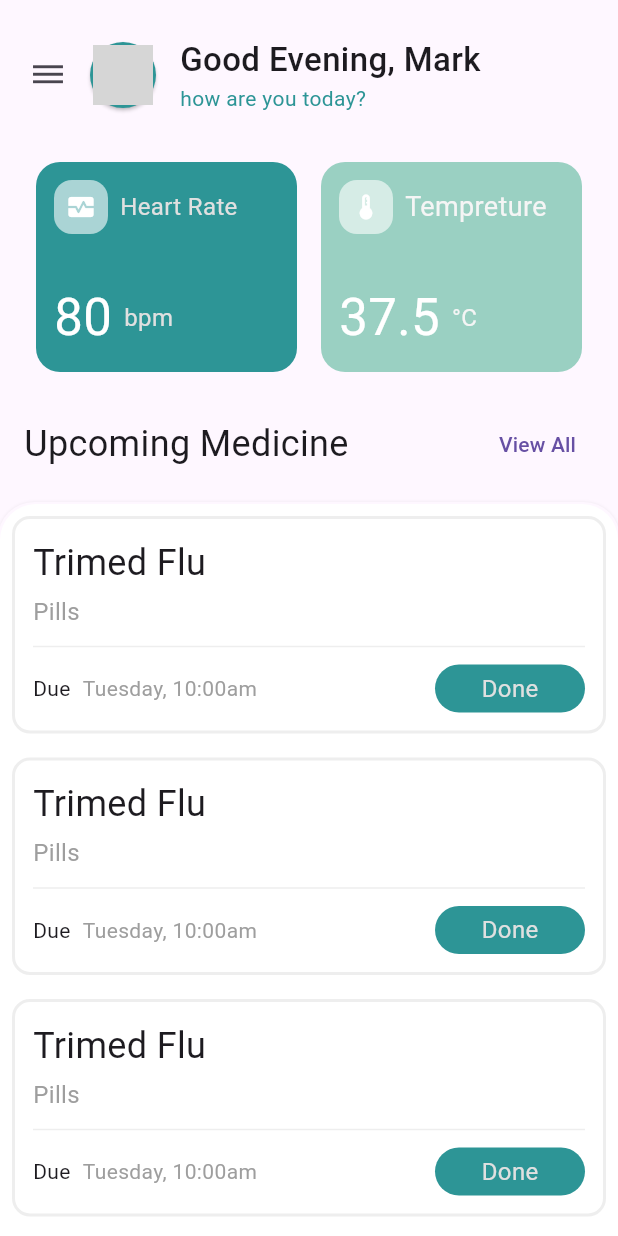
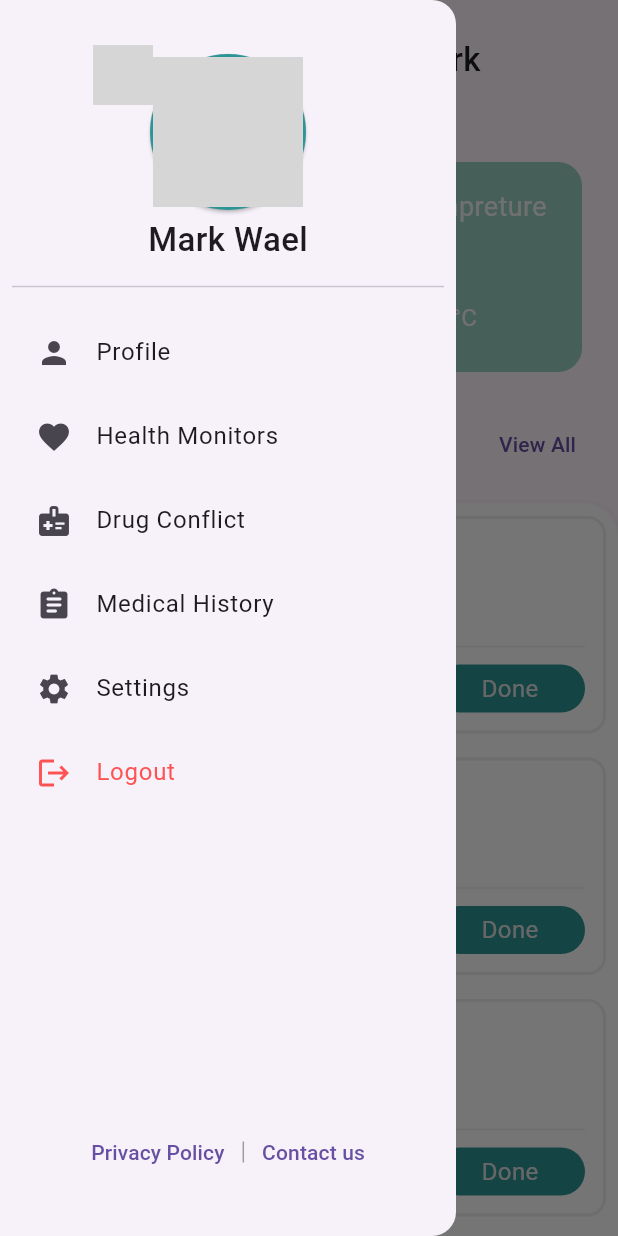
Before and after one commit to Abdullah-Othman0/mab, a Flutter app: the DashboardScreen screen opened directly, with the side drawer open (before the commit the screen has no drawer), on a phone screen of 412 x 824 dp. Run offline on Flutter 3.47's test engine with Material 3 defaults, Android fonts, the light colour scheme and no system bars; our stand-ins replace bloc, dio, flutter_bloc, shared_preferences; accounts and stored records are empty; network calls fail; grey boxes are pictures that could not be loaded.

Commit message:
Drawer Added

```diff
--- a/lib/main.dart
+++ b/lib/main.dart
@@ -1,5 +1,5 @@
 import 'package:flutter/material.dart';
-import 'package:mab/screens/register/register.dart';
+import 'screens/login/login.dart';
 
 void main() {
   runApp(const MyApp());
@@ -11,7 +11,7 @@ class MyApp extends StatelessWidget {
   @override
   Widget build(BuildContext context) {
     return MaterialApp(
-      home: Register(),
+      home: Login(),
       debugShowCheckedModeBanner: false,
     );
   }
--- a/lib/screens/dashboard.dart
+++ b/lib/screens/dashboard.dart
@@ -4,11 +4,13 @@ import 'package:mab/shared/components/components.dart';
 import 'package:mab/shared/styles/colors.dart';
 
 class DashboardScreen extends StatelessWidget {
-  const DashboardScreen({super.key});
+  DashboardScreen({super.key});
+  final GlobalKey<ScaffoldState> _key = GlobalKey();
 
   @override
   Widget build(BuildContext context) {
     return Scaffold(
+      key: _key,
       body: SafeArea(
         child: Padding(
           padding: const EdgeInsets.only(top: 16.0),
@@ -18,9 +20,10 @@ class DashboardScreen extends StatelessWidget {
                 padding: const EdgeInsets.all(8.0),
                 child: Row(
                   children: [
-                    IconButton(
-                      onPressed: () {},
-                      icon: const Icon(Icons.dehaze),
+                    DrawerButton(
+                      onPressed: () {
+                        _key.currentState!.openDrawer();
+                      },
                     ),
                     Card(
                       clipBehavior: Clip.antiAliasWithSaveLayer,
@@ -43,7 +46,7 @@ class DashboardScreen extends StatelessWidget {
                     ),
                     GestureDetector(
                       onTap: () {
-                        navigateTo(context, Profile());
+                        navigateTo(context, const Profile());
                       },
                       child: const Padding(
                         padding: EdgeInsetsDirectional.fromSTEB(12, 0, 0, 0),
@@ -246,7 +249,7 @@ class DashboardScreen extends StatelessWidget {
                 mainAxisAlignment: MainAxisAlignment.spaceBetween,
                 crossAxisAlignment: CrossAxisAlignment.center,
                 children: [
-                  Padding(
+                  const Padding(
                     padding: EdgeInsetsDirectional.fromSTEB(16, 0, 0, 0),
                     child: Text(
                       'Upcoming Medicine',
@@ -254,10 +257,10 @@ class DashboardScreen extends StatelessWidget {
                     ),
                   ),
                   Padding(
-                    padding: EdgeInsetsDirectional.fromSTEB(0, 0, 16, 0),
+                    padding: const EdgeInsetsDirectional.fromSTEB(0, 0, 16, 0),
                     child: TextButton(
                       onPressed: () {},
-                      child: Text('View All'),
+                      child: const Text('View All'),
                     ),
                   ),
                 ],
@@ -267,7 +270,7 @@ class DashboardScreen extends StatelessWidget {
               ),
               Expanded(
                 child: Container(
-                  decoration: BoxDecoration(
+                  decoration: const BoxDecoration(
                     color: Colors.white,
                     borderRadius: BorderRadius.vertical(
                       top: Radius.circular(24),
@@ -281,11 +284,108 @@ class DashboardScreen extends StatelessWidget {
                     ],
                   ),
                   child: ListView.builder(
-                    itemBuilder: (context, index) => ListItem(),
+                    itemBuilder: (context, index) => const ListItem(),
                     itemCount: 15,
                     shrinkWrap: true,
                   ),
                 ),
+              )
+            ],
+          ),
+        ),
+      ),
+      drawer: Drawer(
+        child: Padding(
+          padding: const EdgeInsets.symmetric(vertical: 32.0, horizontal: 8),
+          child: Column(
+            children: [
+              Card(
+                clipBehavior: Clip.antiAliasWithSaveLayer,
+                color: kDarkTeal,
+                shape: RoundedRectangleBorder(
+                  borderRadius: BorderRadius.circular(60),
+                ),
+                child: Padding(
+                  padding: const EdgeInsets.all(2),
+                  child: ClipRRect(
+                    borderRadius: BorderRadius.circular(60),
+                    child: Image.network(
+                      'https://images.unsplash.com/photo-1573496799652-408c2ac9fe98?ixlib=rb-1.2.1&ixid=MnwxMjA3fDB8MHxzZWFyY2h8Mzh8fHVzZXJ8ZW58MHx8MHx8&auto=format&fit=crop&w=500&q=60',
+                      width: 100,
+                      height: 100,
+                      fit: BoxFit.cover,
+                    ),
+                  ),
+                ),
+              ),
+              const Text(
+                'Mark Wael',
+                style: TextStyle(
+                  fontSize: 22,
+                  fontWeight: FontWeight.w500,
+                ),
+              ),
+              const SizedBox(
+                height: 8,
+              ),
+              const Divider(),
+              const SizedBox(
+                height: 8,
+              ),
+              ListTile(
+                onTap: () {
+                  Navigator.pop(context);
+                  navigateTo(context, const Profile());
+                },
+                leading: const Icon(Icons.person),
+                title: const Text('Profile'),
+              ),
+              const ListTile(
+                leading: Icon(Icons.favorite),
+                title: Text('Health Monitors'),
+              ),
+              const ListTile(
+                leading: Icon(Icons.medical_information),
+                title: Text('Drug Conflict'),
+              ),
+              const ListTile(
+                leading: Icon(Icons.assignment_rounded),
+                title: Text('Medical History'),
+              ),
+              const ListTile(
+                leading: Icon(Icons.settings),
+                title: Text('Settings'),
+              ),
+              const ListTile(
+                leading: Icon(
+                  Icons.logout,
+                  color: Colors.redAccent,
+                ),
+                title: Text(
+                  'Logout',
+                  style: TextStyle(
+                    color: Colors.redAccent,
+                  ),
+                ),
+              ),
+              const Spacer(),
+              Row(
+                mainAxisAlignment: MainAxisAlignment.center,
+                children: [
+                  TextButton(
+                    onPressed: () {},
+                    child: const Text('Privacy Policy'),
+                  ),
+                  Container(
+                    height: 14,
+                    width: 1,
+                    color: Colors.grey,
+                  ),
+                  TextButton(
+                    onPressed: () {},
+                    child: const Text('Contact us'),
+                  ),
+                ],
               )
             ],
           ),
@@ -301,7 +401,7 @@ class ListItem extends StatelessWidget {
   @override
   Widget build(BuildContext context) {
     return Padding(
-        padding: EdgeInsets.all(8),
+        padding: const EdgeInsets.all(8),
         child: Container(
           width: double.infinity,
           decoration: BoxDecoration(
@@ -312,17 +412,17 @@ class ListItem extends StatelessWidget {
             ),
           ),
           child: Padding(
-            padding: EdgeInsets.all(12),
+            padding: const EdgeInsets.all(12),
             child: Column(
               mainAxisSize: MainAxisSize.max,
               crossAxisAlignment: CrossAxisAlignment.start,
               children: [
-                Text(
+                const Text(
                   'Trimed Flu',
                   style: TextStyle(fontSize: 24),
                 ),
                 Padding(
-                  padding: EdgeInsetsDirectional.fromSTEB(0, 4, 0, 0),
+                  padding: const EdgeInsetsDirectional.fromSTEB(0, 4, 0, 0),
                   child: Text(
                     'Pills',
                     style: TextStyle(fontSize: 16, color: Colors.grey.shade500),
@@ -336,19 +436,19 @@ class ListItem extends StatelessWidget {
                 Row(
                   crossAxisAlignment: CrossAxisAlignment.center,
                   children: [
-                    Text(
+                    const Text(
                       'Due',
                       style: TextStyle(fontSize: 14),
                     ),
                     Padding(
-                      padding: EdgeInsetsDirectional.fromSTEB(8, 0, 0, 0),
+                      padding: const EdgeInsetsDirectional.fromSTEB(8, 0, 0, 0),
                       child: Text(
                         'Tuesday, 10:00am',
                         style: TextStyle(
                             fontSize: 14, color: Colors.grey.shade500),
                       ),
                     ),
-                    Spacer(),
+                    const Spacer(),
                     Container(
                       width: 100,
                       height: 32,
@@ -356,7 +456,7 @@ class ListItem extends StatelessWidget {
                         color: kDarkTeal,
                         borderRadius: BorderRadius.circular(32),
                       ),
-                      alignment: AlignmentDirectional(0, 0),
+                      alignment: const AlignmentDirectional(0, 0),
                       child: Text(
                         'Done',
                         style: TextStyle(
--- a/lib/screens/login/login.dart
+++ b/lib/screens/login/login.dart
@@ -6,6 +6,8 @@ import 'package:mab/screens/dashboard.dart';
 import 'package:mab/screens/register/cubit/cubit.dart';
 import 'package:mab/screens/register/cubit/states.dart';
 import 'package:mab/shared/components/components.dart';
+
+import '../register/register.dart';
 
 // ignore: must_be_immutable
 class Login extends StatelessWidget {
@@ -16,8 +18,6 @@ class Login extends StatelessWidget {
   Widget build(BuildContext context) {
     var emailController = TextEditingController();
     var passwordController = TextEditingController();
-    var nameController = TextEditingController();
-    var phoneController = TextEditingController();
 
     return BlocProvider(
       create: (context) => RegisterCubit(),
@@ -36,7 +36,7 @@ class Login extends StatelessWidget {
                       crossAxisAlignment: CrossAxisAlignment.start,
                       children: [
                         Text(
-                          'REGISTER',
+                          'LOGIN',
                           style: Theme.of(context)
                               .textTheme
                               .headline3
@@ -51,34 +51,6 @@ class Login extends StatelessWidget {
                         ),
                         SizedBox(
                           height: 30,
-                        ),
-                        DefaultTextField(
-                            fun: (String? value) {
-                              if (value!.isEmpty) {
-                                return 'Enter Name';
-                              }
-                              return null;
-                            },
-                            controler: nameController,
-                            text: 'Name',
-                            preIcon: Icons.person,
-                            keyboard: TextInputType.name),
-                        SizedBox(
-                          height: 15,
-                        ),
-                        DefaultTextField(
-                            fun: (String? value) {
-                              if (value!.isEmpty) {
-                                return 'Enter Phone';
-                              }
-                              return null;
-                            },
-                            controler: phoneController,
-                            text: 'Phone',
-                            preIcon: Icons.phone,
-                            keyboard: TextInputType.phone),
-                        SizedBox(
-                          height: 15,
                         ),
                         DefaultTextField(
                             fun: (String? value) {
@@ -114,7 +86,7 @@ class Login extends StatelessWidget {
                           height: 30,
                         ),
                         defaultbotton(
-                          text: 'register',
+                          text: 'Login',
                           onPress: () {
                             navigateTo(context, DashboardScreen());
                           },
@@ -126,15 +98,15 @@ class Login extends StatelessWidget {
                           mainAxisAlignment: MainAxisAlignment.center,
                           children: [
                             Text(
-                              "Already a user?",
+                              "Not a user?",
                               style: TextStyle(fontWeight: FontWeight.w500),
                             ),
                             TextButton(
                                 onPressed: () {
-                                  // navigateTo(context, Login());
+                                  navigateTo(context, Register());
                                 },
                                 child: Text(
-                                  'login'.toUpperCase(),
+                                  'Register'.toUpperCase(),
                                   style: TextStyle(fontWeight: FontWeight.w600),
                                 ))
                           ],
--- a/lib/screens/register/register.dart
+++ b/lib/screens/register/register.dart
@@ -6,6 +6,8 @@ import 'package:mab/screens/dashboard.dart';
 import 'package:mab/screens/register/cubit/cubit.dart';
 import 'package:mab/screens/register/cubit/states.dart';
 import 'package:mab/shared/components/components.dart';
+
+import '../login/login.dart';
 
 // ignore: must_be_immutable
 class Register extends StatelessWidget {
@@ -219,7 +221,7 @@ class Register extends StatelessWidget {
                               ),
                               TextButton(
                                   onPressed: () {
-                                    // navigateTo(context, Login());
+                                    navigateTo(context, Login());
                                   },
                                   child: Text(
                                     'login'.toUpperCase(),
```
